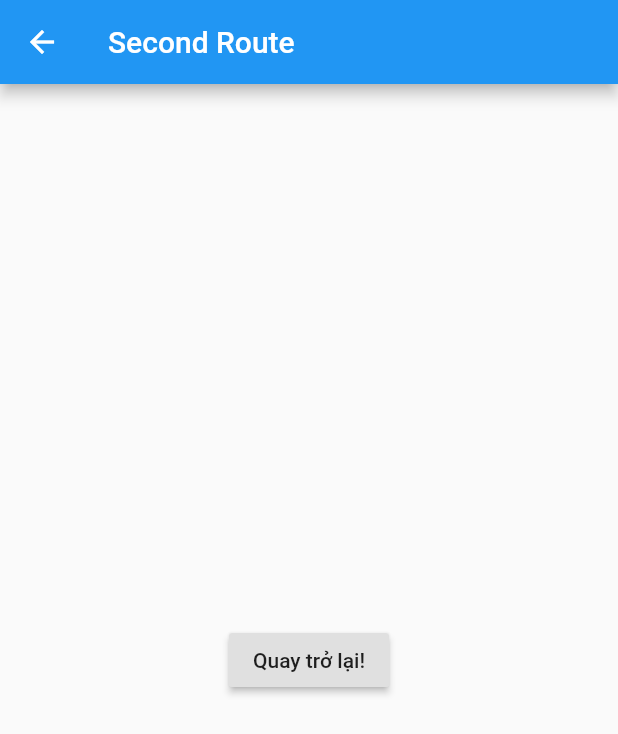
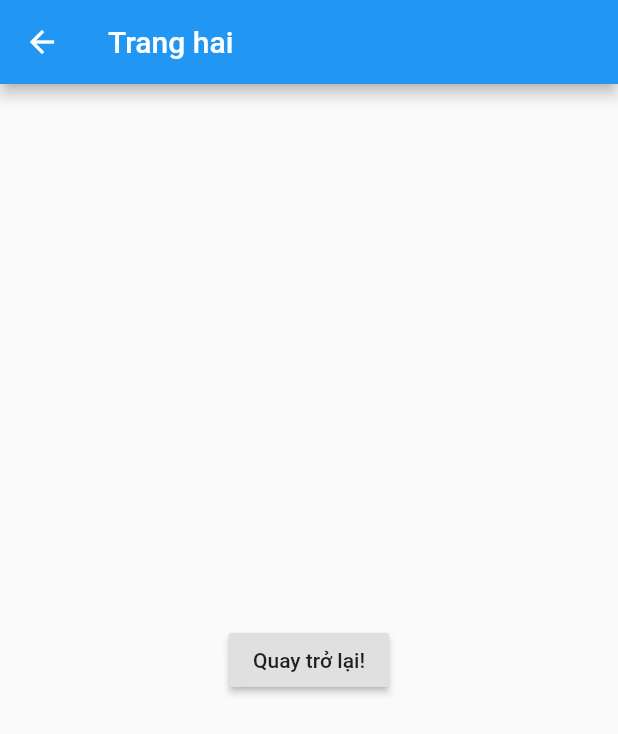
Before and after one commit to tunganh31309/bai-tap-lab4-2, a Flutter app: the SecondRoute screen opened directly, on a phone screen of 412 x 824 dp. Shown: the top 734 px of the screen. Run offline on Flutter 3.47's test engine with Material 2 defaults, Android fonts, the phone set to English and light mode, and no system bars.

Commit message:
Chỉnh sửa tên Text

```diff
--- a/lib/main.dart
+++ b/lib/main.dart
@@ -12,7 +12,7 @@ class FirstRoute extends StatelessWidget {
   Widget build(BuildContext context) {
     return Scaffold(
       appBar: AppBar(
-        title: Text('First Route'),
+        title: Text('Trang đầu'),
       ),
       body: Center(
         child: RaisedButton(
@@ -34,7 +34,7 @@ class SecondRoute extends StatelessWidget {
   Widget build(BuildContext context) {
     return Scaffold(
       appBar: AppBar(
-        title: Text("Second Route"),
+        title: Text("Trang hai"),
       ),
       body: Center(
         child: RaisedButton(
```
